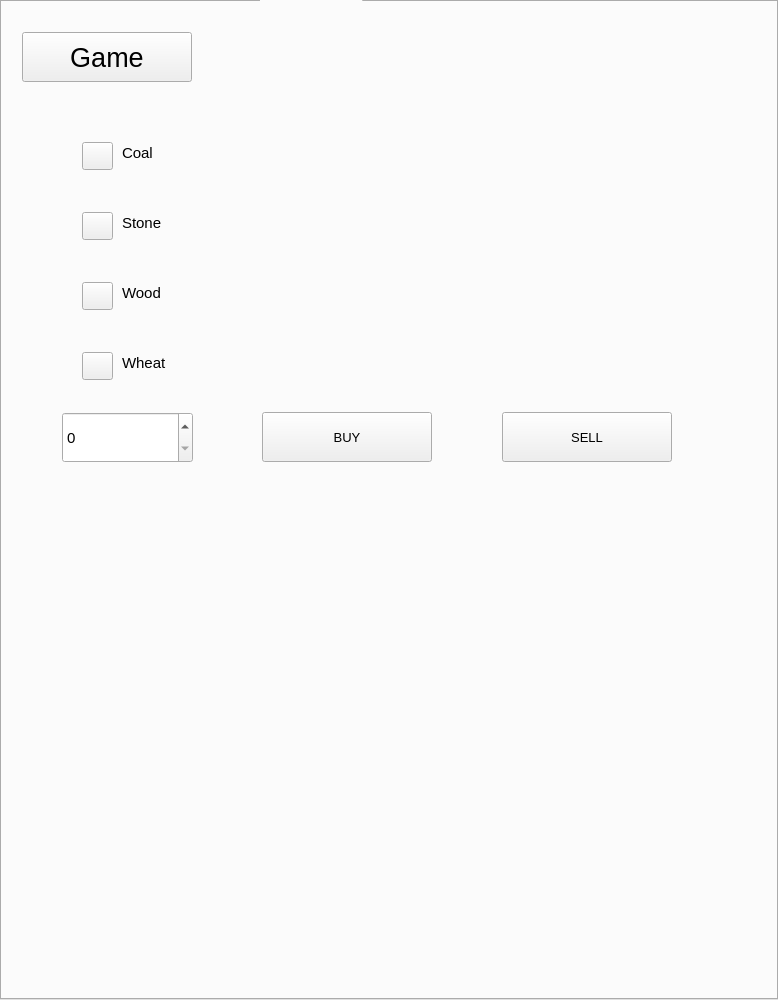
This is mainmenu.ui in GogaFroga/HazeKingdom as Qt 5 draws it before an edit. The edited form follows.
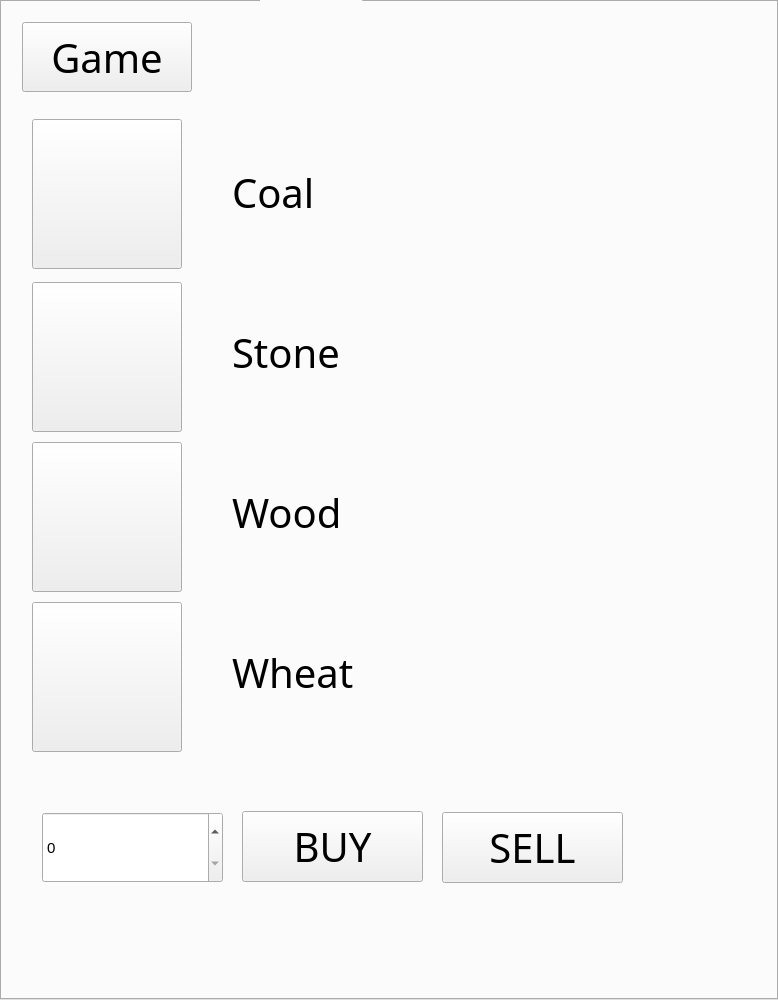
This is the edited form. The open tabs and pages were chosen to show the change. Icons and pictures are not drawn.

```diff
--- a/mainmenu.ui
+++ b/mainmenu.ui
@@ -25,6 +25,9 @@
      <height>1030</height>
     </rect>
    </property>
+   <property name="styleSheet">
+    <string notr="true">background-image: url(:/assets/Assets/paper_background.jpg);</string>
+   </property>
    <property name="currentIndex">
     <number>1</number>
    </property>
@@ -416,16 +419,24 @@
      <property name="geometry">
       <rect>
        <x>20</x>
-       <y>30</y>
+       <y>20</y>
        <width>170</width>
-       <height>50</height>
+       <height>70</height>
       </rect>
      </property>
      <property name="font">
       <font>
-       <pointsize>20</pointsize>
+       <family>Deutsch Gothic</family>
+       <pointsize>30</pointsize>
+       <weight>50</weight>
+       <italic>false</italic>
+       <bold>false</bold>
       </font>
      </property>
+     <property name="styleSheet">
+      <string notr="true">font: 30pt &quot;Deutsch Gothic&quot;;
+background-image: url(:/assets/Assets/white.png);</string>
+     </property>
      <property name="text">
       <string>Game</string>
      </property>
@@ -433,17 +444,26 @@
     <widget class="QPushButton" name="buy_button">
      <property name="geometry">
       <rect>
-       <x>260</x>
-       <y>410</y>
-       <width>170</width>
-       <height>50</height>
+       <x>240</x>
+       <y>809</y>
+       <width>181</width>
+       <height>71</height>
       </rect>
      </property>
      <property name="font">
       <font>
-       <pointsize>10</pointsize>
+       <family>Deutsch Gothic</family>
+       <pointsize>30</pointsize>
+       <weight>50</weight>
+       <italic>false</italic>
+       <bold>false</bold>
       </font>
      </property>
+     <property name="styleSheet">
+      <string notr="true">font: 30pt &quot;Deutsch Gothic&quot;;
+background-image: url(:/assets/Assets/white.png);
+</string>
+     </property>
      <property name="text">
       <string>BUY</string>
      </property>
@@ -451,17 +471,25 @@
     <widget class="QPushButton" name="sell_button">
      <property name="geometry">
       <rect>
-       <x>500</x>
-       <y>410</y>
-       <width>170</width>
-       <height>50</height>
+       <x>440</x>
+       <y>810</y>
+       <width>181</width>
+       <height>71</height>
       </rect>
      </property>
      <property name="font">
       <font>
-       <pointsize>10</pointsize>
+       <family>Deutsch Gothic</family>
+       <pointsize>30</pointsize>
+       <weight>50</weight>
+       <italic>false</italic>
+       <bold>false</bold>
       </font>
      </property>
+     <property name="styleSheet">
+      <string notr="true">font: 30pt &quot;Deutsch Gothic&quot;;
+background-image: url(:/assets/Assets/white.png);</string>
+     </property>
      <property name="text">
       <string>SELL</string>
      </property>
@@ -469,17 +497,25 @@
     <widget class="QLabel" name="label">
      <property name="geometry">
       <rect>
-       <x>120</x>
-       <y>140</y>
-       <width>71</width>
-       <height>21</height>
+       <x>230</x>
+       <y>160</y>
+       <width>151</width>
+       <height>61</height>
       </rect>
      </property>
      <property name="font">
       <font>
-       <pointsize>11</pointsize>
+       <family>Deutsch Gothic</family>
+       <pointsize>30</pointsize>
+       <weight>50</weight>
+       <italic>false</italic>
+       <bold>false</bold>
       </font>
      </property>
+     <property name="styleSheet">
+      <string notr="true">font: 30pt &quot;Deutsch Gothic&quot;;
+background-image: url(:/assets/Assets/white.png);</string>
+     </property>
      <property name="text">
       <string>Coal</string>
      </property>
@@ -487,17 +523,25 @@
     <widget class="QLabel" name="label_2">
      <property name="geometry">
       <rect>
-       <x>120</x>
-       <y>210</y>
-       <width>71</width>
-       <height>21</height>
+       <x>230</x>
+       <y>320</y>
+       <width>151</width>
+       <height>61</height>
       </rect>
      </property>
      <property name="font">
       <font>
-       <pointsize>11</pointsize>
+       <family>Deutsch Gothic</family>
+       <pointsize>30</pointsize>
+       <weight>50</weight>
+       <italic>false</italic>
+       <bold>false</bold>
       </font>
      </property>
+     <property name="styleSheet">
+      <string notr="true">font: 30pt &quot;Deutsch Gothic&quot;;
+background-image: url(:/assets/Assets/white.png);</string>
+     </property>
      <property name="text">
       <string>Stone</string>
      </property>
@@ -505,17 +549,25 @@
     <widget class="QLabel" name="label_3">
      <property name="geometry">
       <rect>
-       <x>120</x>
-       <y>280</y>
-       <width>71</width>
-       <height>21</height>
+       <x>230</x>
+       <y>480</y>
+       <width>151</width>
+       <height>61</height>
       </rect>
      </property>
      <property name="font">
       <font>
-       <pointsize>11</pointsize>
+       <family>Deutsch Gothic</family>
+       <pointsize>30</pointsize>
+       <weight>50</weight>
+       <italic>false</italic>
+       <bold>false</bold>
       </font>
      </property>
+     <property name="styleSheet">
+      <string notr="true">font: 30pt &quot;Deutsch Gothic&quot;;
+background-image: url(:/assets/Assets/white.png);</string>
+     </property>
      <property name="text">
       <string>Wood</string>
      </property>
@@ -523,17 +575,25 @@
     <widget class="QLabel" name="label_4">
      <property name="geometry">
       <rect>
-       <x>120</x>
-       <y>350</y>
-       <width>71</width>
-       <height>21</height>
+       <x>230</x>
+       <y>640</y>
+       <width>151</width>
+       <height>61</height>
       </rect>
      </property>
      <property name="font">
       <font>
-       <pointsize>11</pointsize>
+       <family>Deutsch Gothic</family>
+       <pointsize>30</pointsize>
+       <weight>50</weight>
+       <italic>false</italic>
+       <bold>false</bold>
       </font>
      </property>
+     <property name="styleSheet">
+      <string notr="true">font: 30pt &quot;Deutsch Gothic&quot;;
+background-image: url(:/assets/Assets/white.png);</string>
+     </property>
      <property name="text">
       <string>Wheat</string>
      </property>
@@ -541,10 +601,10 @@
     <widget class="QSpinBox" name="spinBox_amount">
      <property name="geometry">
       <rect>
-       <x>60</x>
-       <y>410</y>
-       <width>131</width>
-       <height>51</height>
+       <x>40</x>
+       <y>810</y>
+       <width>181</width>
+       <height>71</height>
       </rect>
      </property>
      <property name="font">
@@ -559,12 +619,15 @@
      </property>
      <property name="geometry">
       <rect>
-       <x>80</x>
-       <y>140</y>
-       <width>31</width>
-       <height>28</height>
+       <x>30</x>
+       <y>117</y>
+       <width>150</width>
+       <height>150</height>
       </rect>
      </property>
+     <property name="styleSheet">
+      <string notr="true">background-image: url(:/assets/Assets/coal_icon.jpg);</string>
+     </property>
      <property name="text">
       <string/>
      </property>
@@ -575,12 +638,15 @@
      </property>
      <property name="geometry">
       <rect>
-       <x>80</x>
-       <y>210</y>
-       <width>31</width>
-       <height>28</height>
+       <x>30</x>
+       <y>280</y>
+       <width>150</width>
+       <height>150</height>
       </rect>
      </property>
+     <property name="styleSheet">
+      <string notr="true">background-image: url(:/assets/Assets/stone_icon.jpg);</string>
+     </property>
      <property name="text">
       <string/>
      </property>
@@ -591,12 +657,15 @@
      </property>
      <property name="geometry">
       <rect>
-       <x>80</x>
-       <y>280</y>
-       <width>31</width>
-       <height>28</height>
+       <x>30</x>
+       <y>440</y>
+       <width>150</width>
+       <height>150</height>
       </rect>
      </property>
+     <property name="styleSheet">
+      <string notr="true">background-image: url(:/assets/Assets/wood_icon.jpg);</string>
+     </property>
      <property name="text">
       <string/>
      </property>
@@ -607,12 +676,15 @@
      </property>
      <property name="geometry">
       <rect>
-       <x>80</x>
-       <y>350</y>
-       <width>31</width>
-       <height>28</height>
+       <x>30</x>
+       <y>600</y>
+       <width>150</width>
+       <height>150</height>
       </rect>
      </property>
+     <property name="styleSheet">
+      <string notr="true">background-image: url(:/assets/Assets/wheat_icon.jpg);</string>
+     </property>
      <property name="text">
       <string/>
      </property>
```
Left out of the diff: 338 changed lines with no effect on the pictures.
